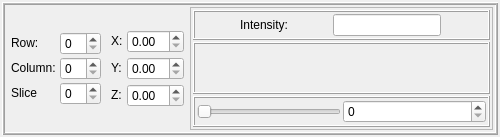
isis-group/vast, file forms/voxelInformationWidget.ui: the form before one commit.
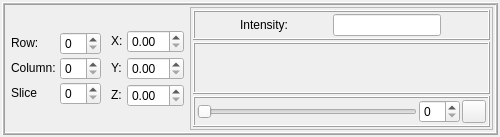
The form after the commit.

Commit message: add play function fpr timeseries

```diff
--- a/forms/voxelInformationWidget.ui
+++ b/forms/voxelInformationWidget.ui
@@ -528,13 +528,20 @@
             <item>
              <widget class="QSpinBox" name="timestepSpinBox">
               <property name="sizePolicy">
-               <sizepolicy hsizetype="Minimum" vsizetype="Maximum">
+               <sizepolicy hsizetype="Fixed" vsizetype="Maximum">
                 <horstretch>0</horstretch>
                 <verstretch>0</verstretch>
                </sizepolicy>
               </property>
              </widget>
             </item>
+            <item>
+             <widget class="QToolButton" name="playButton">
+              <property name="text">
+               <string/>
+              </property>
+             </widget>
+            </item>
            </layout>
           </widget>
          </item>
```
The commit also changes 12 other files.
